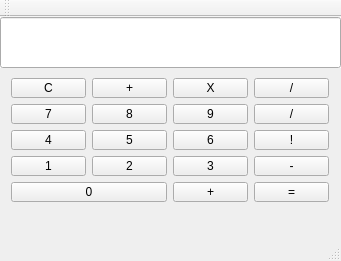
The window that FinalCs2Chaffey/mainwindow.ui (brettmccausland/Cs2ChaffeyFinal) describes before a commit, drawn with Qt 5.
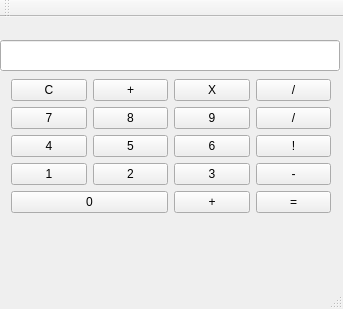
The same window after the commit.

Patch:
```diff
--- a/FinalCs2Chaffey/mainwindow.ui
+++ b/FinalCs2Chaffey/mainwindow.ui
@@ -6,8 +6,8 @@
    <rect>
     <x>0</x>
     <y>0</y>
-    <width>341</width>
-    <height>261</height>
+    <width>343</width>
+    <height>309</height>
    </rect>
   </property>
   <property name="windowTitle">
@@ -18,9 +18,9 @@
     <property name="geometry">
      <rect>
       <x>0</x>
-      <y>0</y>
-      <width>341</width>
-      <height>51</height>
+      <y>23</y>
+      <width>340</width>
+      <height>31</height>
      </rect>
     </property>
     <property name="acceptDrops">
@@ -39,15 +39,30 @@
      <number>200</number>
     </property>
    </widget>
+   <widget class="QLabel" name="label">
+    <property name="geometry">
+     <rect>
+      <x>0</x>
+      <y>0</y>
+      <width>331</width>
+      <height>31</height>
+     </rect>
+    </property>
+    <property name="text">
+     <string/>
+    </property>
+   </widget>
    <widget class="QWidget" name="">
     <property name="geometry">
      <rect>
       <x>0</x>
-      <y>50</y>
-      <width>340</width>
-      <height>146</height>
+      <y>40</y>
+      <width>342</width>
+      <height>178</height>
      </rect>
     </property>
+    <layout class="QVBoxLayout" name="verticalLayout">
+     <item>
     <layout class="QGridLayout" name="gridLayout">
      <item row="0" column="0">
       <widget class="QPushButton" name="pushButton_Clear">
@@ -183,6 +198,8 @@
       </widget>
      </item>
     </layout>
+     </item>
+    </layout>
    </widget>
   </widget>
   <widget class="QMenuBar" name="menuBar">
```
Left out of the diff: 2 changed lines with no effect on the pictures. Lines whose indentation alone changed are shown as unchanged.
